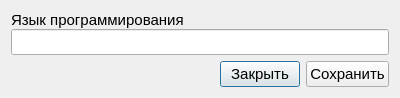
The window that src/dialog/dialog.ui (Vladimirsky555/ItLib) describes before a commit, drawn with Qt 5.
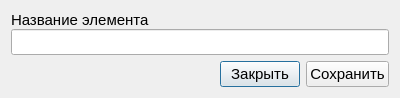
The same window after the commit. Icons and pictures are not drawn.

The edit to the form file:
```diff
--- a/src/dialog/dialog.ui
+++ b/src/dialog/dialog.ui
@@ -27,7 +27,7 @@
         </font>
        </property>
        <property name="text">
-        <string>Язык программирования</string>
+        <string>Название элемента</string>
        </property>
       </widget>
      </item>
```
